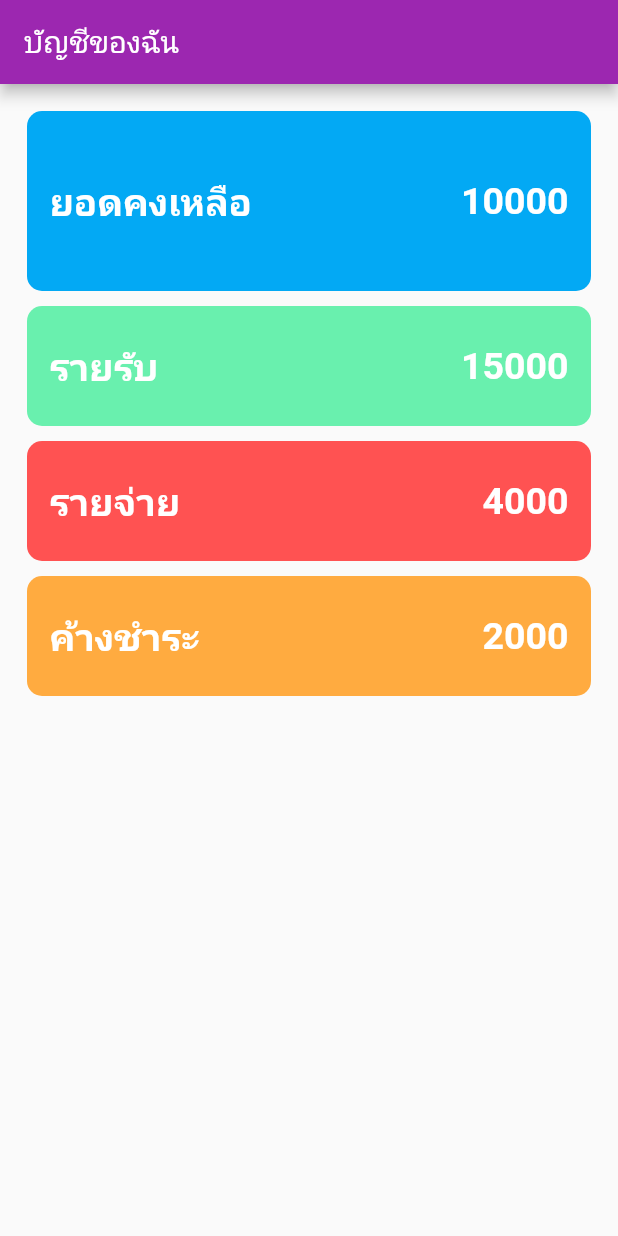
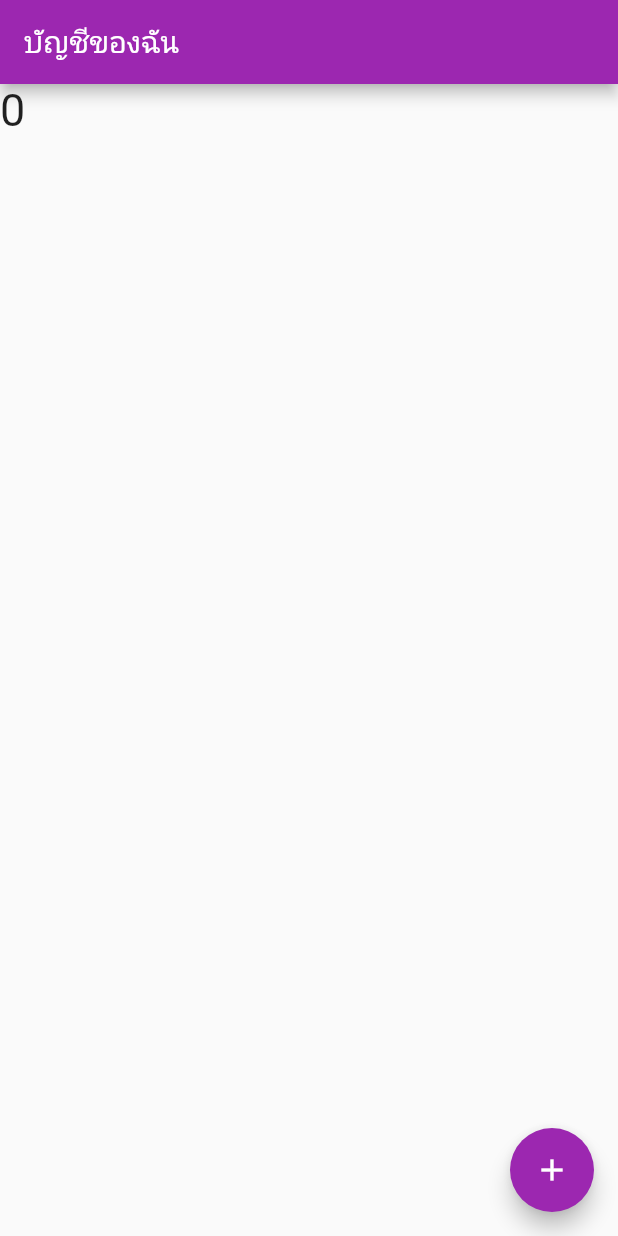
Before and after one commit to komsak007/basic-flutter, a Flutter app: the screen it shows after launch, on a phone screen of 412 x 824 dp. Run offline on Flutter 3.47's test engine with Material 2 defaults, Android fonts, the phone set to English and light mode, and no system bars.

Commit message:
Create custom widget

```diff
--- /dev/null
+++ b/lib/MoneyBox.dart
@@ -0,0 +1,45 @@
+// ignore_for_file: file_names, prefer_const_constructors, must_be_immutable
+
+import 'package:flutter/material.dart';
+import 'package:intl/intl.dart';
+
+class MoneyBox extends StatelessWidget {
+  late String title;
+  late double amount;
+  late Color color;
+  late double size;
+
+  MoneyBox(this.title, this.amount, this.color, this.size, {Key? key})
+      : super(key: key);
+
+  @override
+  Widget build(BuildContext context) {
+    return Container(
+      padding: const EdgeInsets.all(15.0),
+      decoration:
+          BoxDecoration(color: color, borderRadius: BorderRadius.circular(10)),
+      height: size,
+      child: Row(
+        crossAxisAlignment: CrossAxisAlignment.center,
+        // ignore: prefer_const_literals_to_create_immutables
+        children: [
+          Text(
+            title,
+            style: TextStyle(
+                fontSize: 25, color: Colors.white, fontWeight: FontWeight.bold),
+          ),
+          Expanded(
+            child: Text(
+              '${NumberFormat("#,###.##").format(amount)}',
+              style: TextStyle(
+                  fontSize: 25,
+                  color: Colors.white,
+                  fontWeight: FontWeight.bold),
+              textAlign: TextAlign.end,
+            ),
+          )
+        ],
+      ),
+    );
+  }
+}
--- a/lib/main.dart
+++ b/lib/main.dart
@@ -1,7 +1,7 @@
 // ignore_for_file: prefer_const_constructors, prefer_const_literals_to_create_immutables
 
 import 'package:flutter/material.dart';
-import 'FoodMenu.dart';
+import 'MoneyBox.dart';
 
 void main() {
   const app = Myapp();
@@ -29,143 +29,37 @@
 }
 
 class _MyHomePageState extends State<MyHomePage> {
+  int number = 0;
+
+  @override
+  void initState() {
+    super.initState();
+    print("เรียกใช้งาน Init State");
+  }
+
   @override
   Widget build(BuildContext context) {
+    print("เรียกใช้งาน Build");
     return Scaffold(
       appBar: AppBar(
         title: Text('บัญชีของฉัน'),
       ),
-        body: Padding(
-          padding: const EdgeInsets.all(18.0),
-          child: Column(
-            children: [
-              Container(
-                padding: const EdgeInsets.all(15.0),
-                decoration: BoxDecoration(
-                    color: Colors.lightBlue,
-                    borderRadius: BorderRadius.circular(10)),
-                height: 120,
-                child: Row(
-                  crossAxisAlignment: CrossAxisAlignment.center,
+      body: Column(
         children: [
           Text(
-                      "ยอดคงเหลือ",
-                      style: TextStyle(
-                          fontSize: 25,
-                          color: Colors.white,
-                          fontWeight: FontWeight.bold),
-                    ),
-                    Expanded(
-                      child: Text(
-                        "10000",
-                        style: TextStyle(
-                            fontSize: 25,
-                            color: Colors.white,
-                            fontWeight: FontWeight.bold),
-                        textAlign: TextAlign.end,
-                      ),
+            "${number}",
+            style: TextStyle(fontSize: 30),
           )
         ],
       ),
+      floatingActionButton: FloatingActionButton(
+        onPressed: () {
+          setState(() {
+            number++;
+          });
+        },
+        child: Icon(Icons.add),
       ),
-              SizedBox(
-                height: 10,
-              ),
-              Container(
-                padding: const EdgeInsets.all(15.0),
-                decoration: BoxDecoration(
-                    color: Colors.greenAccent,
-                    borderRadius: BorderRadius.circular(10)),
-                height: 80,
-                child: Row(
-                  crossAxisAlignment: CrossAxisAlignment.center,
-                  children: [
-                    Text(
-                      "รายรับ",
-                      style: TextStyle(
-                          fontSize: 25,
-                          color: Colors.white,
-                          fontWeight: FontWeight.bold),
-                    ),
-                    Expanded(
-                      child: Text(
-                        "15000",
-                        style: TextStyle(
-                            fontSize: 25,
-                            color: Colors.white,
-                            fontWeight: FontWeight.bold),
-                        textAlign: TextAlign.end,
-                      ),
-                    )
-                  ],
-                ),
-              ),
-              SizedBox(
-                height: 10,
-              ),
-              Container(
-                padding: const EdgeInsets.all(15.0),
-                decoration: BoxDecoration(
-                    color: Colors.redAccent,
-                    borderRadius: BorderRadius.circular(10)),
-                height: 80,
-                child: Row(
-                  crossAxisAlignment: CrossAxisAlignment.center,
-                  children: [
-                    Text(
-                      "รายจ่าย",
-                      style: TextStyle(
-                          fontSize: 25,
-                          color: Colors.white,
-                          fontWeight: FontWeight.bold),
-                    ),
-                    Expanded(
-                      child: Text(
-                        "4000",
-                        style: TextStyle(
-                            fontSize: 25,
-                            color: Colors.white,
-                            fontWeight: FontWeight.bold),
-                        textAlign: TextAlign.end,
-                      ),
-                    )
-                  ],
-                ),
-              ),
-              SizedBox(
-                height: 10,
-              ),
-              Container(
-                padding: const EdgeInsets.all(15.0),
-                decoration: BoxDecoration(
-                    color: Colors.orangeAccent,
-                    borderRadius: BorderRadius.circular(10)),
-                height: 80,
-                child: Row(
-                  crossAxisAlignment: CrossAxisAlignment.center,
-                  children: [
-                    Text(
-                      "ค้างชำระ",
-                      style: TextStyle(
-                          fontSize: 25,
-                          color: Colors.white,
-                          fontWeight: FontWeight.bold),
-                    ),
-                    Expanded(
-                      child: Text(
-                        "2000",
-                        style: TextStyle(
-                            fontSize: 25,
-                            color: Colors.white,
-                            fontWeight: FontWeight.bold),
-                        textAlign: TextAlign.end,
-                      ),
-                    )
-                  ],
-                ),
-              ),
-            ],
-          ),
-        ));
+    );
   }
 }
--- a/pubspec.yaml
+++ b/pubspec.yaml
@@ -49,6 +49,7 @@
   # package. See that file for information about deactivating specific lint
   # rules and activating additional ones.
   flutter_lints: ^1.0.0
+  intl: ^0.17.0
 
 # For information on the generic Dart part of this file, see the
 # following page: https://dart.dev/tools/pub/pubspec
```
Also changed, not shown: pubspec.lock. Lines whose indentation alone changed are shown as unchanged.
